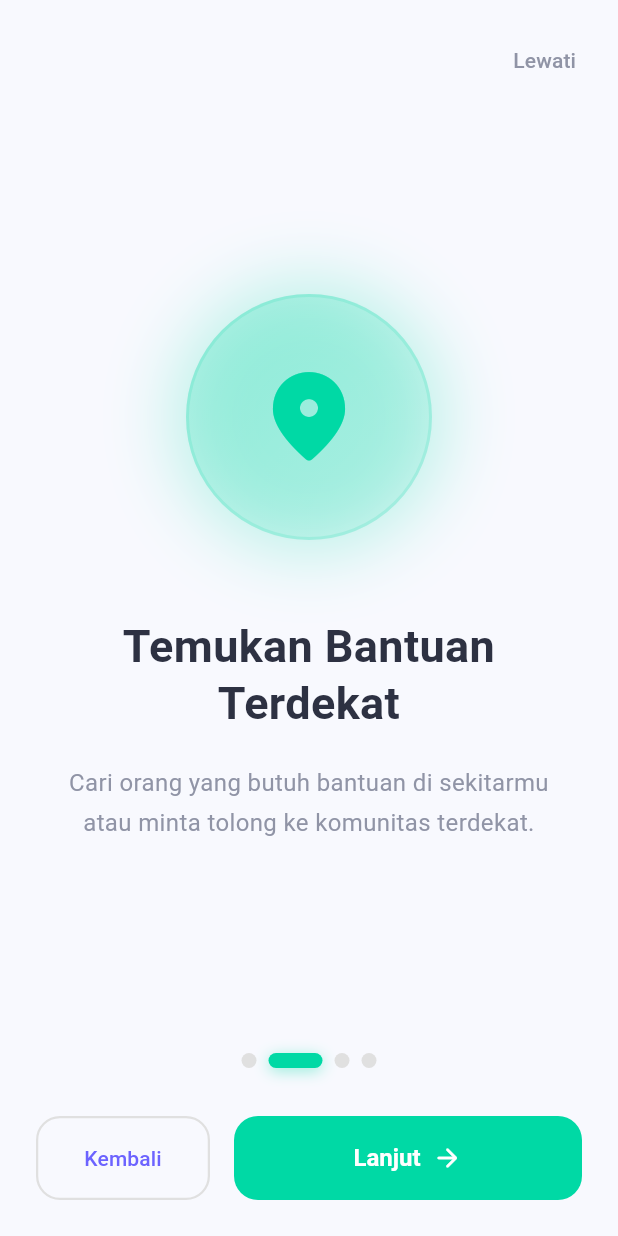
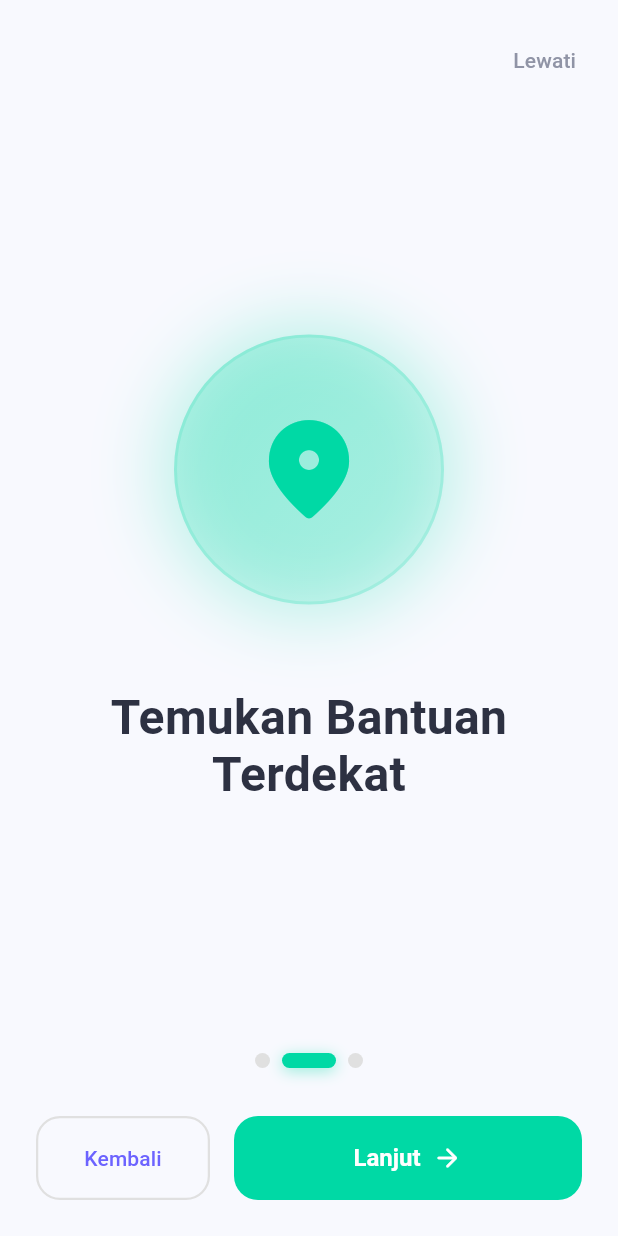
Before and after one commit to abcdefak87/tulongen.apk, a Flutter app: the screen it shows after launch, swiped to page 2, on a phone screen of 412 x 824 dp. Run offline on Flutter 3.47's test engine with Material 3 defaults, Android fonts, the phone set to English and light mode, and no system bars; our stand-ins replace cloud_firestore, firebase_auth, firebase_core, geocoding, geolocator, shared_preferences; accounts and stored records are empty.

Commit message:
v1.2.0: Improved delete account loading dialog, simplified onboarding to 3 pages

```diff
--- a/lib/screens/onboarding_screen.dart
+++ b/lib/screens/onboarding_screen.dart
@@ -17,26 +17,17 @@ class _OnboardingScreenState extends State<OnboardingScreen> {
     OnboardingData(
       icon: Icons.handshake_rounded,
       title: 'Selamat Datang di\nTULONGEN',
-      subtitle: 'Platform saling bantu untuk Gen Z Indonesia.\nTulong = minta bantuan\nNulong = membantu!',
       color: AppTheme.primaryColor,
     ),
     OnboardingData(
       icon: Icons.location_on_rounded,
       title: 'Temukan Bantuan\nTerdekat',
-      subtitle: 'Cari orang yang butuh bantuan di sekitarmu atau minta tolong ke komunitas terdekat.',
       color: AppTheme.accentColor,
     ),
     OnboardingData(
       icon: Icons.payments_rounded,
       title: 'Ongkos Fleksibel\n& Transparan',
-      subtitle: 'Gratis, seikhlasnya, atau nego.\nLebih murah dari ojol karena ini tolong-menolong!',
       color: AppTheme.secondaryColor,
-    ),
-    OnboardingData(
-      icon: Icons.emoji_events_rounded,
-      title: 'Kumpulkan Badge\n& Reputasi',
-      subtitle: 'Semakin sering membantu, semakin tinggi reputasimu di komunitas!',
-      color: const Color(0xFFFFD93D),
     ),
   ];
 
@@ -109,7 +100,7 @@ class _OnboardingScreenState extends State<OnboardingScreen> {
             builder: (context, value, child) => Transform.scale(
               scale: value,
               child: Container(
-                padding: const EdgeInsets.all(44),
+                padding: const EdgeInsets.all(48),
                 decoration: BoxDecoration(
                   gradient: LinearGradient(
                     colors: [data.color.withValues(alpha: 0.25), data.color.withValues(alpha: 0.08)],
@@ -122,20 +113,14 @@ class _OnboardingScreenState extends State<OnboardingScreen> {
                   ],
                   border: Border.all(color: data.color.withValues(alpha: 0.15), width: 2),
                 ),
-                child: Icon(data.icon, size: 72, color: data.color),
+                child: Icon(data.icon, size: 80, color: data.color),
               ),
             ),
           ),
-          const SizedBox(height: 52),
+          const SizedBox(height: 56),
           Text(
             data.title,
-            style: TextStyle(fontSize: 30, fontWeight: FontWeight.bold, color: textPrimary, height: 1.25),
-            textAlign: TextAlign.center,
-          ),
-          const SizedBox(height: 20),
-          Text(
-            data.subtitle,
-            style: TextStyle(fontSize: 16, color: textSecondary, height: 1.7),
+            style: TextStyle(fontSize: 32, fontWeight: FontWeight.bold, color: textPrimary, height: 1.2),
             textAlign: TextAlign.center,
           ),
         ],
@@ -226,8 +211,7 @@ class _OnboardingScreenState extends State<OnboardingScreen> {
 class OnboardingData {
   final IconData icon;
   final String title;
-  final String subtitle;
   final Color color;
 
-  OnboardingData({required this.icon, required this.title, required this.subtitle, required this.color});
+  OnboardingData({required this.icon, required this.title, required this.color});
 }
```
Also changed, not shown: lib/screens/settings_screen.dart (+5 -10 lines), lib/widgets/loading_overlay.dart (+142 -19 lines).
